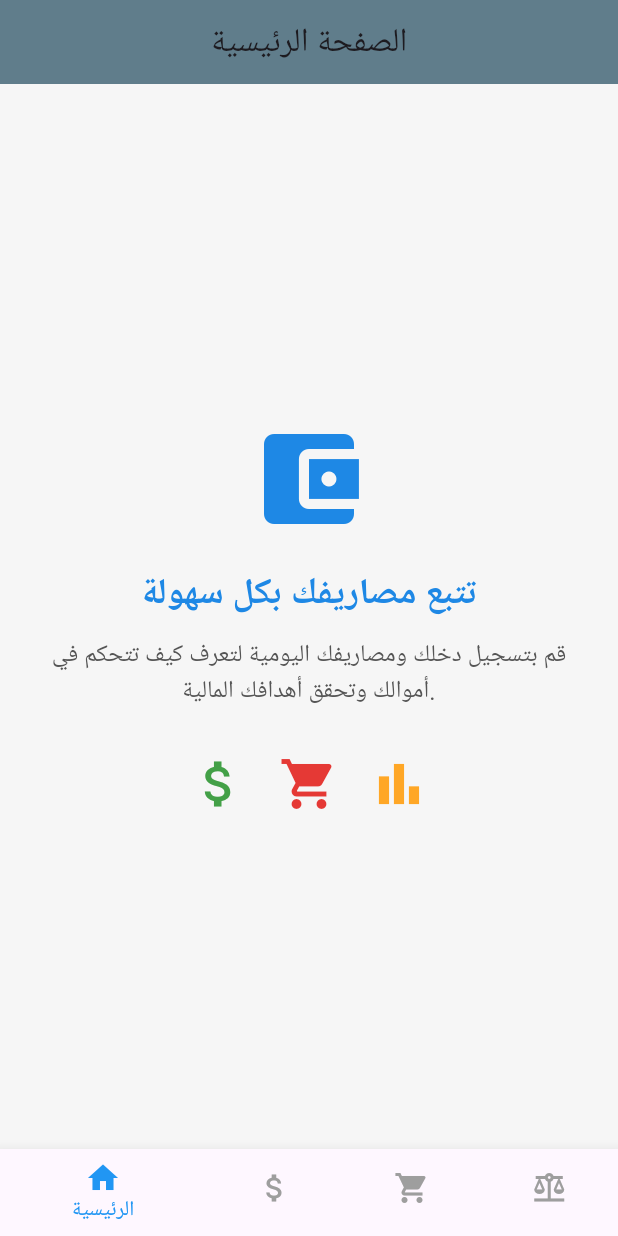
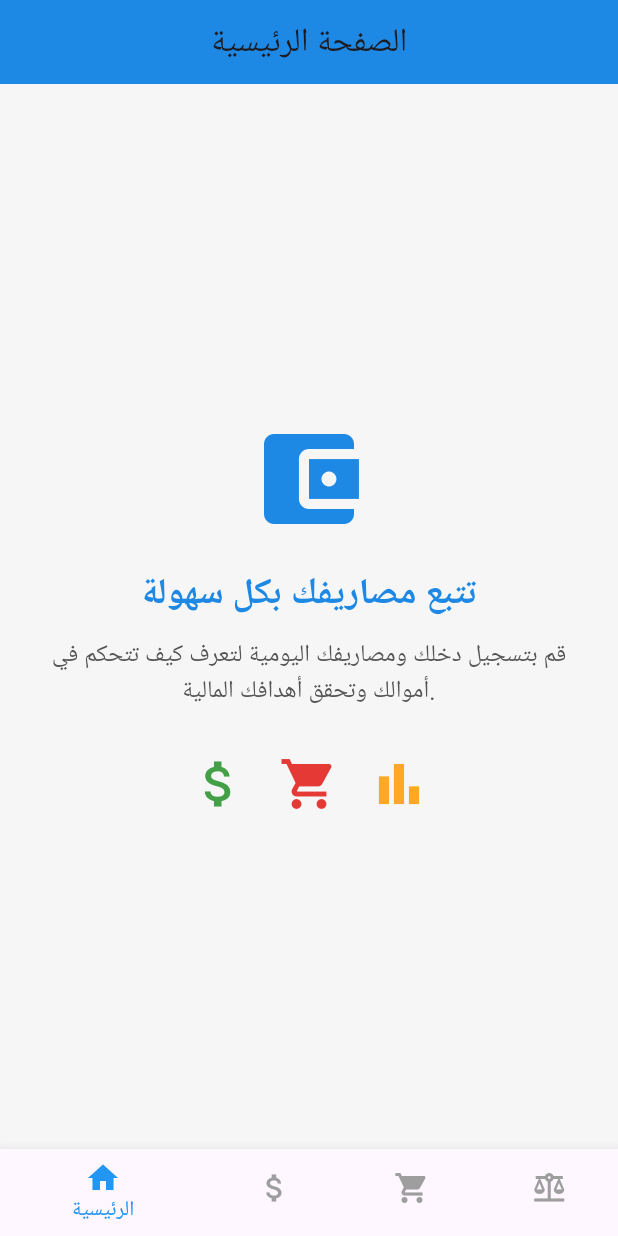
Before and after one commit to HasanAlsaiaari/flutter_Budgettracking_project, a Flutter app: the screen it shows after launch, on a phone screen of 412 x 824 dp. Run offline on Flutter 3.47's test engine with Material 3 defaults, Android fonts, the phone set to English and light mode, and no system bars.

Commit message:
Edit Appar

```diff
--- a/lib/Homepage.dart
+++ b/lib/Homepage.dart
@@ -7,6 +7,11 @@ class Homepage extends StatelessWidget {
   Widget build(BuildContext context) {
     return Scaffold(
       backgroundColor: Color(0xFFF6F6F6),
+      appBar: AppBar(
+        title: Text("الصفحة الرئيسية"),
+        centerTitle: true,
+        backgroundColor: Color(0xFF1E88E5),
+      ),
       body: Center(
         child: Padding(
           padding: const EdgeInsets.all(16.0),
--- a/lib/Indexpage.dart
+++ b/lib/Indexpage.dart
@@ -54,12 +54,6 @@ String _gettitle(int index)
   Widget build(BuildContext context) {
 
     return Scaffold(
-      appBar: AppBar(
-        title: Text(_gettitle(_bottomNavbar)),
-        centerTitle: true,
-        backgroundColor: Colors.blueGrey,
-        ),
-
         body: IndexedStack(
           index: _bottomNavbar,
           children: _pages,
```
